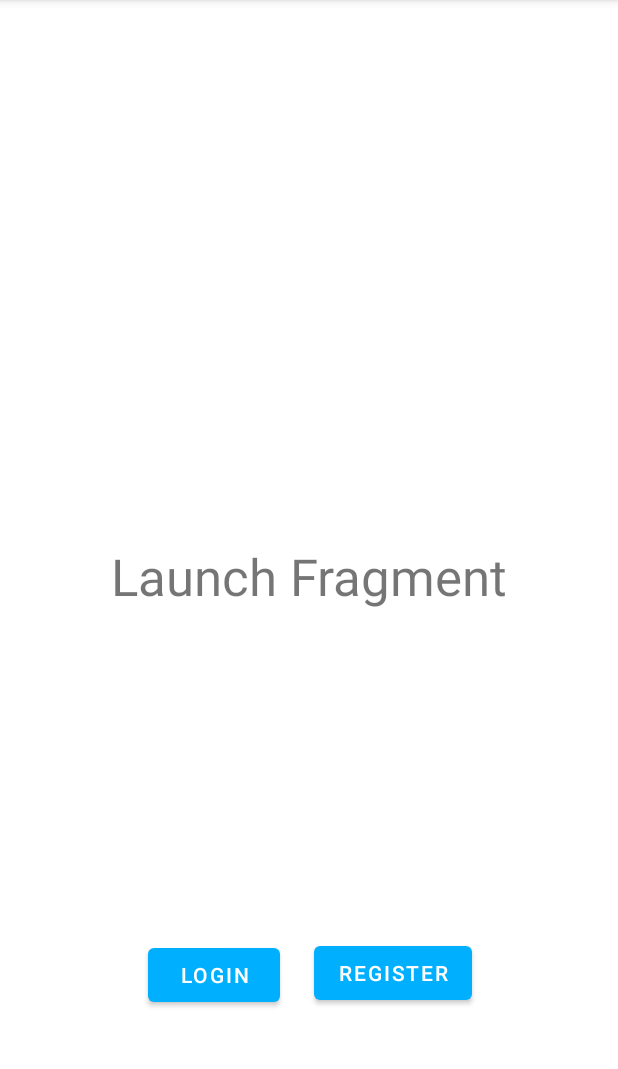
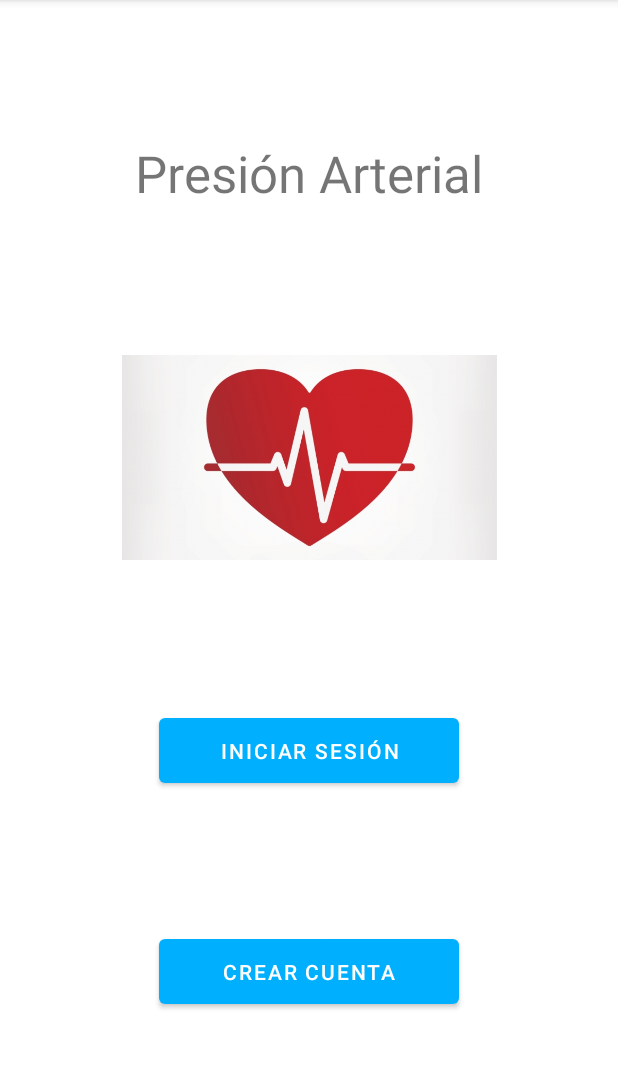
Before and after one commit to diegodagm05/PresionArterial_androidAPP, an Android app: the screen it shows after launch (MainActivity), on a phone screen of 412 x 824 dp, the part 84-1153 px from its top. Run offline under Robolectric (Android 15) with nearby library versions, the phone set to English and light mode, and no system bars.

Commit message:
Launch screen iteración 1

```diff
--- a/app/src/main/res/layout/fragment_launch.xml
+++ b/app/src/main/res/layout/fragment_launch.xml
@@ -11,33 +11,42 @@
         android:id="@+id/textView"
         android:layout_width="wrap_content"
         android:layout_height="wrap_content"
-        android:text="Launch Fragment"
+        android:text="Presión Arterial"
         android:textSize="34sp"
-        app:layout_constraintBottom_toBottomOf="parent"
+        app:layout_constraintBottom_toTopOf="@+id/heart"
         app:layout_constraintEnd_toEndOf="parent"
         app:layout_constraintStart_toStartOf="parent"
         app:layout_constraintTop_toTopOf="parent" />
 
+    <ImageView
+        android:id="@+id/heart"
+        android:src="@drawable/heart"
+        android:layout_width="250sp"
+        android:layout_height="150sp"
+        app:layout_constraintBottom_toTopOf="@+id/LoginButton"
+        app:layout_constraintEnd_toEndOf="parent"
+        app:layout_constraintStart_toStartOf="parent"
+        app:layout_constraintTop_toBottomOf="@+id/textView" />
+
     <Button
         android:id="@+id/LoginButton"
-        android:layout_width="wrap_content"
-        android:layout_height="wrap_content"
-        android:layout_marginStart="75dp"
-        android:layout_marginBottom="94dp"
-        android:text="Login"
-        app:layout_constraintBottom_toBottomOf="parent"
-        app:layout_constraintEnd_toStartOf="@+id/RegisterButton"
-        app:layout_constraintStart_toStartOf="parent" />
+        android:text="Iniciar sesión"
+        android:layout_width="200sp"
+        android:layout_height="55sp"
+        app:layout_constraintBottom_toTopOf="@+id/RegisterButton"
+        app:layout_constraintEnd_toEndOf="parent"
+        app:layout_constraintStart_toStartOf="parent"
+        app:layout_constraintTop_toBottomOf="@+id/heart" />
 
     <Button
         android:id="@+id/RegisterButton"
-        android:layout_width="wrap_content"
-        android:layout_height="wrap_content"
-        android:layout_marginEnd="74dp"
-        android:layout_marginBottom="95dp"
-        android:text="Register"
+        android:layout_width="200sp"
+        android:layout_height="55sp"
+        android:text="Crear cuenta"
         app:layout_constraintBottom_toBottomOf="parent"
         app:layout_constraintEnd_toEndOf="parent"
-        app:layout_constraintStart_toEndOf="@+id/LoginButton" />
+        app:layout_constraintHorizontal_bias="0.5"
+        app:layout_constraintStart_toStartOf="parent"
+        app:layout_constraintTop_toBottomOf="@+id/LoginButton" />
 
 </androidx.constraintlayout.widget.ConstraintLayout>
```
Also changed, not shown: app/src/main/res/drawable-hdpi/heart_launch.png (added), app/src/main/res/drawable-mdpi/heart_launch.png (added), app/src/main/res/drawable-xhdpi/heart_launch.png (added), app/src/main/res/drawable-xxhdpi/heart_launch.png (added), app/src/main/res/drawable-xxxhdpi/heart_launch.png (added), app/src/main/res/drawable/heart.jpg (added).
